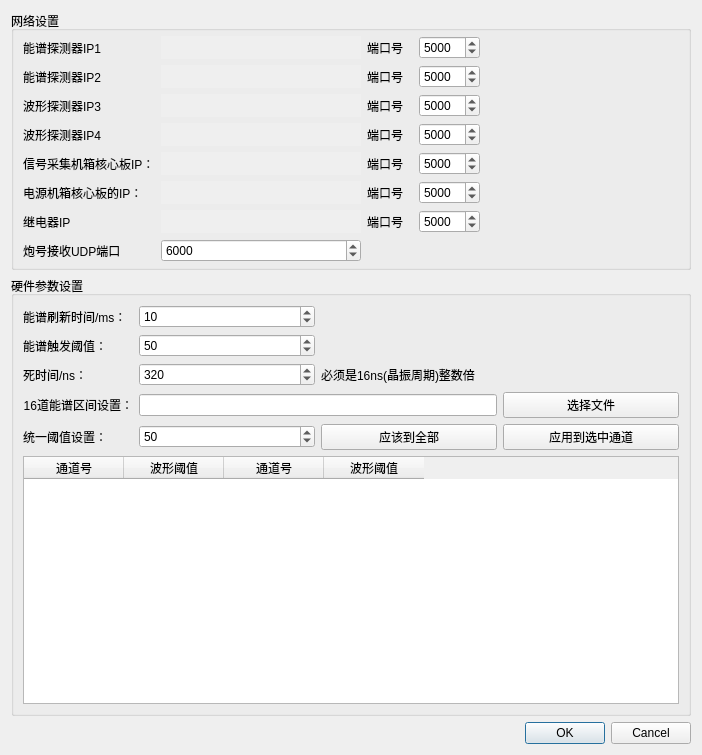
Above: detectorsetting.ui from MrXiaomao/HardXrayCamera before the change. Below: the same form after it.
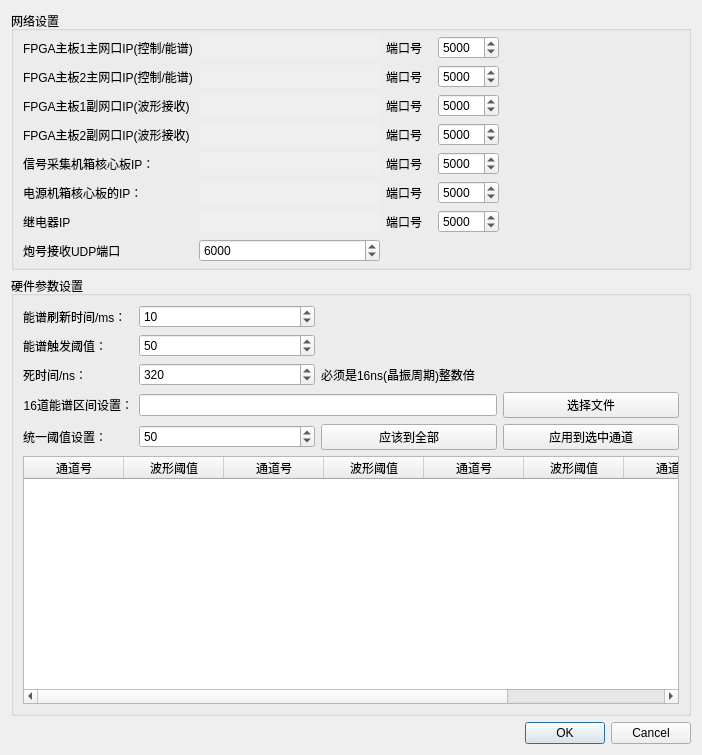
That is the form after the change. Custom widgets are drawn as their Qt base class.

Commit message: 1、优化变量命名，主要是区分FPGA1和FPGA2的主副网口； 2、优化探测器参数设置界面显示效果，将阈值设置从16行改为8行。

Diff of the .ui file:
```diff
--- a/detectorsetting.ui
+++ b/detectorsetting.ui
@@ -100,7 +100,7 @@
          </size>
         </property>
         <property name="text">
-         <string>能谱探测器IP1</string>
+         <string>FPGA主板1主网口IP(控制/能谱)</string>
         </property>
        </widget>
       </item>
@@ -236,7 +236,7 @@
       <item row="3" column="0">
        <widget class="QLabel" name="label_11">
         <property name="text">
-         <string>波形探测器IP3</string>
+         <string>FPGA主板1副网口IP(波形接收)</string>
         </property>
        </widget>
       </item>
@@ -318,7 +318,7 @@
          </size>
         </property>
         <property name="text">
-         <string>能谱探测器IP2</string>
+         <string>FPGA主板2主网口IP(控制/能谱)</string>
         </property>
        </widget>
       </item>
@@ -466,7 +466,7 @@
       <item row="4" column="0">
        <widget class="QLabel" name="label_13">
         <property name="text">
-         <string>波形探测器IP4</string>
+         <string>FPGA主板2副网口IP(波形接收)</string>
         </property>
        </widget>
       </item>
@@ -564,6 +564,26 @@
           <string>波形阈值</string>
          </property>
         </column>
+        <column>
+         <property name="text">
+          <string>通道号</string>
+         </property>
+        </column>
+        <column>
+         <property name="text">
+          <string>波形阈值</string>
+         </property>
+        </column>
+        <column>
+         <property name="text">
+          <string>通道号</string>
+         </property>
+        </column>
+        <column>
+         <property name="text">
+          <string>波形阈值</string>
+         </property>
+        </column>
        </widget>
       </item>
       <item row="0" column="1">
```
The commit also changes 4 other files.
